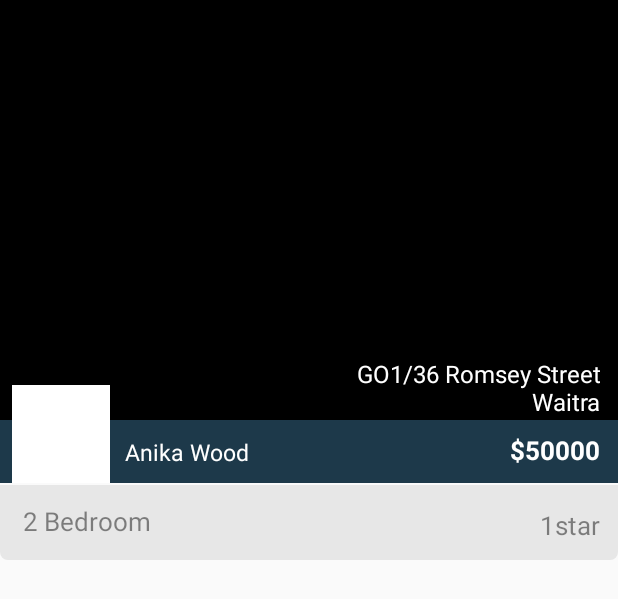
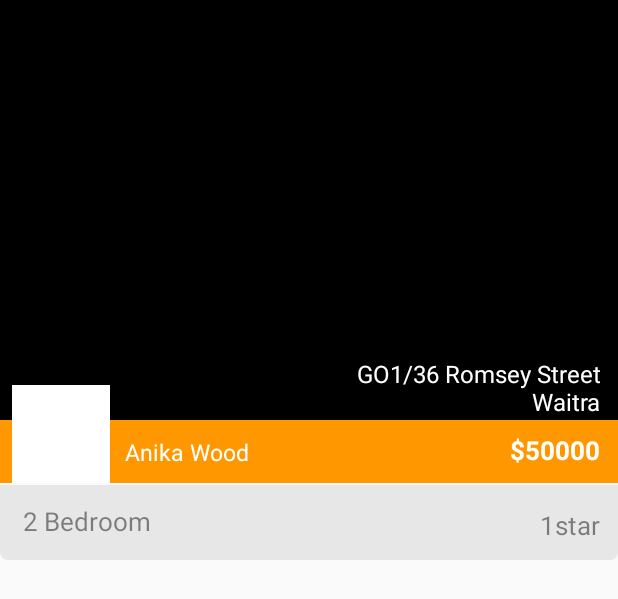
Before and after one commit to androidlife/realstate, an Android app: the layout list_item_premium.xml on its own in the app's theme, with its tools: preview values and no code run, on a phone screen of 412 x 824 dp. Shown: the top 599 px of the screen. Run offline under Robolectric (Android 15) with nearby library versions, the phone set to English and light mode, and no system bars; network calls fail.

Commit message:
Changing some of the layout color values

```diff
--- a/app/src/main/res/layout/list_item_premium.xml
+++ b/app/src/main/res/layout/list_item_premium.xml
@@ -16,7 +16,7 @@
         android:id="@+id/viewBg"
         android:layout_width="match_parent"
         android:layout_height="42dp"
-        android:background="#1d394a"
+        android:background="#ff9800"
         app:layout_constraintLeft_toLeftOf="parent"
         app:layout_constraintTop_toBottomOf="@id/ivProperty" />
 
```
